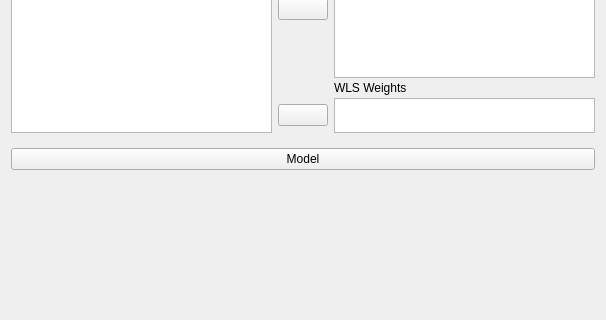
Old version of the form JASP-Desktop/analysisforms/ancovamultivariateform.ui in the repository jasp-stats/jasp-desktop; both pictures show x 0 to 606 and y 230 to 550 of the 606 by 726 pixel window.
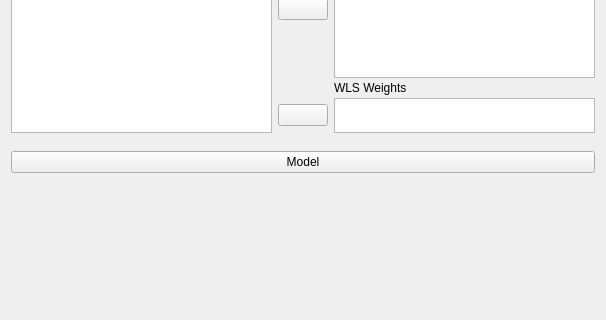
New version of the form. Custom widgets are drawn as their Qt base class.

The edit to the form file:
```diff
--- a/JASP-Desktop/analysisforms/ancovamultivariateform.ui
+++ b/JASP-Desktop/analysisforms/ancovamultivariateform.ui
@@ -20,6 +20,9 @@
    <string>Form</string>
   </property>
   <layout class="QVBoxLayout" name="verticalLayout">
+   <property name="spacing">
+    <number>0</number>
+   </property>
    <item>
     <widget class="QWidget" name="topWidget" native="true">
      <property name="sizePolicy">
@@ -38,9 +41,6 @@
       <property name="rightMargin">
        <number>0</number>
       </property>
-      <property name="bottomMargin">
-       <number>0</number>
-      </property>
       <property name="verticalSpacing">
        <number>3</number>
       </property>
@@ -379,7 +379,7 @@
        <number>0</number>
       </property>
       <property name="bottomMargin">
-       <number>0</number>
+       <number>3</number>
       </property>
       <item row="0" column="0">
        <widget class="ExpanderButton" name="expanderModel">
```
